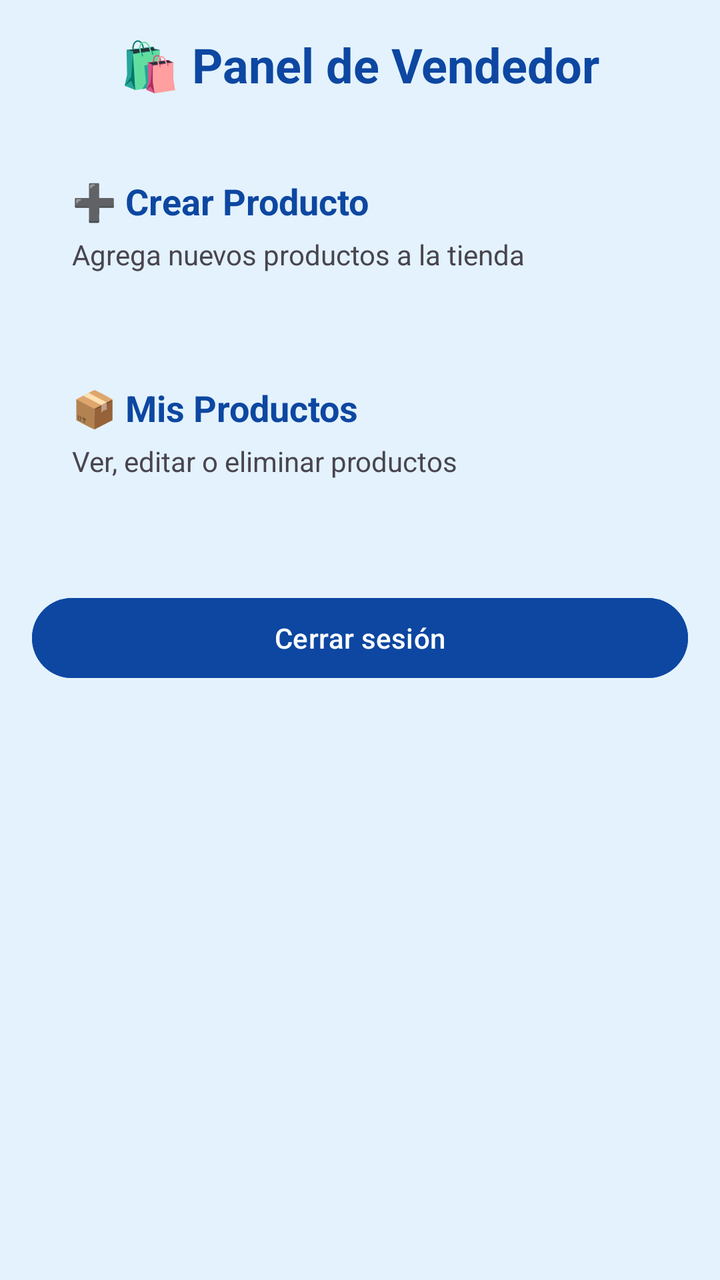
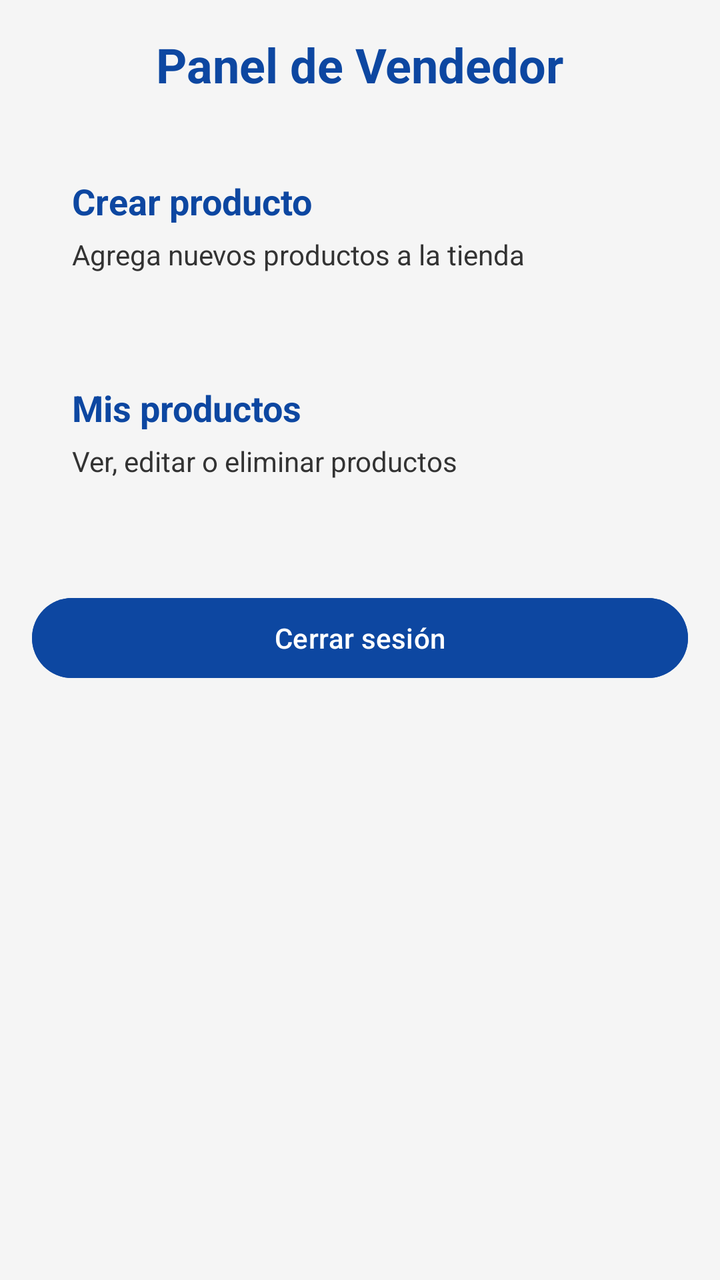

Screens rendered from an Android XML layout before and after an edit, with the pre-edit source and the edit as a unified diff.
<!-- AndroidManifest.xml: application theme Theme.TechStore -->
<!-- res/layout/activity_vendedor.xml -->
<LinearLayout xmlns:android="http://schemas.android.com/apk/res/android"
    android:orientation="vertical"
    android:background="#E3F2FD"
    android:padding="16dp"
    android:layout_width="match_parent"
    android:layout_height="match_parent">

    
    <TextView
        android:text="🛍️ Panel de Vendedor"
        android:textSize="24sp"
        android:textStyle="bold"
        android:textColor="#0D47A1"
        android:layout_gravity="center"
        android:layout_marginBottom="20dp"
        android:layout_width="wrap_content"
        android:layout_height="wrap_content"/>

    
    <LinearLayout
        android:id="@+id/cardCrear"
        android:orientation="vertical"
        android:background="@drawable/bg_card"
        android:padding="20dp"
        android:layout_marginBottom="15dp"
        android:layout_width="match_parent"
        android:layout_height="wrap_content">

        <TextView
            android:text="➕ Crear Producto"
            android:textSize="18sp"
            android:textStyle="bold"
            android:textColor="#0D47A1"
            android:layout_width="wrap_content"
            android:layout_height="wrap_content"/>

        <TextView
            android:text="Agrega nuevos productos a la tienda"
            android:layout_marginTop="5dp"
            android:layout_width="wrap_content"
            android:layout_height="wrap_content"/>
    </LinearLayout>

    
    <LinearLayout
        android:id="@+id/cardMis"
        android:orientation="vertical"
        android:background="@drawable/bg_card"
        android:padding="20dp"
        android:layout_marginBottom="15dp"
        android:layout_width="match_parent"
        android:layout_height="wrap_content">

        <TextView
            android:text="📦 Mis Productos"
            android:textSize="18sp"
            android:textStyle="bold"
            android:textColor="#0D47A1"
            android:layout_width="wrap_content"
            android:layout_height="wrap_content"/>

        <TextView
            android:text="Ver, editar o eliminar productos"
            android:layout_marginTop="5dp"
            android:layout_width="wrap_content"
            android:layout_height="wrap_content"/>
    </LinearLayout>

    
    <Button
        android:id="@+id/btnVolver"
        android:text="Cerrar sesión"
        android:backgroundTint="#0D47A1"
        android:textColor="#FFFFFF"
        android:layout_marginTop="20dp"
        android:layout_width="match_parent"
        android:layout_height="wrap_content"/>

</LinearLayout>
<!-- resources referenced by this layout -->
<resources>
  <!-- drawable bg_card (drawable) -->
  <?xml version="1.0" encoding="utf-8"?>
  <selector xmlns:android="http://schemas.android.com/apk/res/android">
      <shape xmlns:android="http://schemas.android.com/apk/res/android">
          <solid android:color="#FFFFFF"/>
  
          <stroke
              android:width="2dp"
              android:color="#2196F3"/>
  
          <corners android:radius="12dp"/>
      </shape>
  </selector>
  <style name="Theme.TechStore" parent="Base.Theme.TechStore" />
  <style name="Base.Theme.TechStore" parent="Theme.Material3.DayNight.NoActionBar">
          
          
      </style>
</resources>

<!-- the commit's change to res/layout/activity_vendedor.xml (unified diff, before → after) -->
@@ -1,22 +1,20 @@
+<?xml version="1.0" encoding="utf-8"?>
 <LinearLayout xmlns:android="http://schemas.android.com/apk/res/android"
     android:orientation="vertical"
-    android:background="#E3F2FD"
+    android:background="@color/background"
     android:padding="16dp"
     android:layout_width="match_parent"
     android:layout_height="match_parent">
-
-    
     <TextView
-        android:text="🛍️ Panel de Vendedor"
+        android:text="@string/panel_vendedor"
         android:textSize="24sp"
         android:textStyle="bold"
-        android:textColor="#0D47A1"
+        android:textColor="@color/primaryDark"
         android:layout_gravity="center"
         android:layout_marginBottom="20dp"
         android:layout_width="wrap_content"
-        android:layout_height="wrap_content"/>
+        android:layout_height="wrap_content" />
 
-    
     <LinearLayout
         android:id="@+id/cardCrear"
         android:orientation="vertical"
@@ -27,21 +25,22 @@
         android:layout_height="wrap_content">
 
         <TextView
-            android:text="➕ Crear Producto"
+            android:text="@string/crear_producto"
             android:textSize="18sp"
             android:textStyle="bold"
-            android:textColor="#0D47A1"
+            android:textColor="@color/primaryDark"
             android:layout_width="wrap_content"
-            android:layout_height="wrap_content"/>
+            android:layout_height="wrap_content" />
 
         <TextView
-            android:text="Agrega nuevos productos a la tienda"
+            android:text="@string/descripcion_crear_producto"
             android:layout_marginTop="5dp"
+            android:textColor="@color/texto_principal"
             android:layout_width="wrap_content"
-            android:layout_height="wrap_content"/>
+            android:layout_height="wrap_content" />
+
     </LinearLayout>
 
-    
     <LinearLayout
         android:id="@+id/cardMis"
         android:orientation="vertical"
@@ -52,28 +51,29 @@
         android:layout_height="wrap_content">
 
         <TextView
-            android:text="📦 Mis Productos"
+            android:text="@string/mis_productos"
             android:textSize="18sp"
             android:textStyle="bold"
-            android:textColor="#0D47A1"
+            android:textColor="@color/primaryDark"
             android:layout_width="wrap_content"
-            android:layout_height="wrap_content"/>
+            android:layout_height="wrap_content" />
 
         <TextView
-            android:text="Ver, editar o eliminar productos"
+            android:text="@string/descripcion_mis_productos"
             android:layout_marginTop="5dp"
+            android:textColor="@color/texto_principal"
             android:layout_width="wrap_content"
-            android:layout_height="wrap_content"/>
+            android:layout_height="wrap_content" />
+
     </LinearLayout>
 
-    
     <Button
         android:id="@+id/btnVolver"
-        android:text="Cerrar sesión"
-        android:backgroundTint="#0D47A1"
-        android:textColor="#FFFFFF"
+        android:text="@string/cerrar_sesion"
+        android:backgroundTint="@color/primaryDark"
+        android:textColor="@color/white"
         android:layout_marginTop="20dp"
         android:layout_width="match_parent"
-        android:layout_height="wrap_content"/>
+        android:layout_height="wrap_content" />
 
 </LinearLayout>
<!-- resource entries referenced after the edit -->
@@ -1,5 +1,9 @@
 <!-- resources referenced by this layout -->
 <resources>
+  <color name="background">#F5F5F5</color>
+  <color name="primaryDark">#0D47A1</color>
+  <color name="texto_principal">#333333</color>
+  <color name="white">#FFFFFF</color>
   <!-- drawable bg_card (drawable) -->
   <?xml version="1.0" encoding="utf-8"?>
   <selector xmlns:android="http://schemas.android.com/apk/res/android">
@@ -13,6 +17,12 @@
           <corners android:radius="12dp"/>
       </shape>
   </selector>
+  <string name="cerrar_sesion">Cerrar sesión</string>
+  <string name="crear_producto">Crear producto</string>
+  <string name="descripcion_crear_producto">Agrega nuevos productos a la tienda</string>
+  <string name="descripcion_mis_productos">Ver, editar o eliminar productos</string>
+  <string name="mis_productos">Mis productos</string>
+  <string name="panel_vendedor">Panel de Vendedor</string>
   <style name="Theme.TechStore" parent="Base.Theme.TechStore" />
   <style name="Base.Theme.TechStore" parent="Theme.Material3.DayNight.NoActionBar">
           
